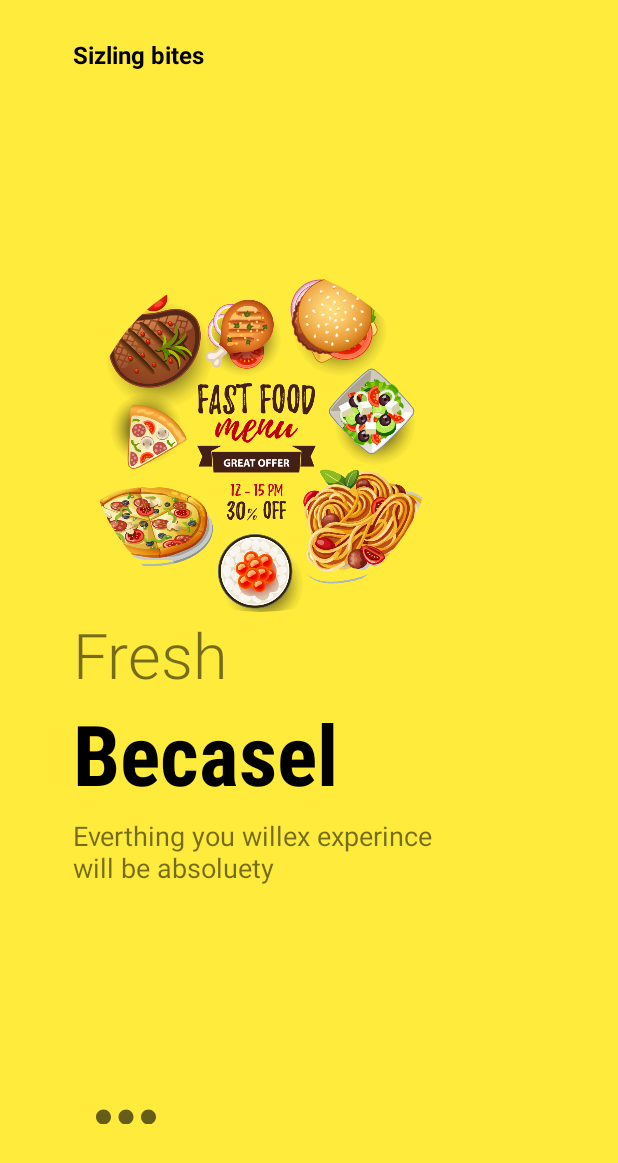
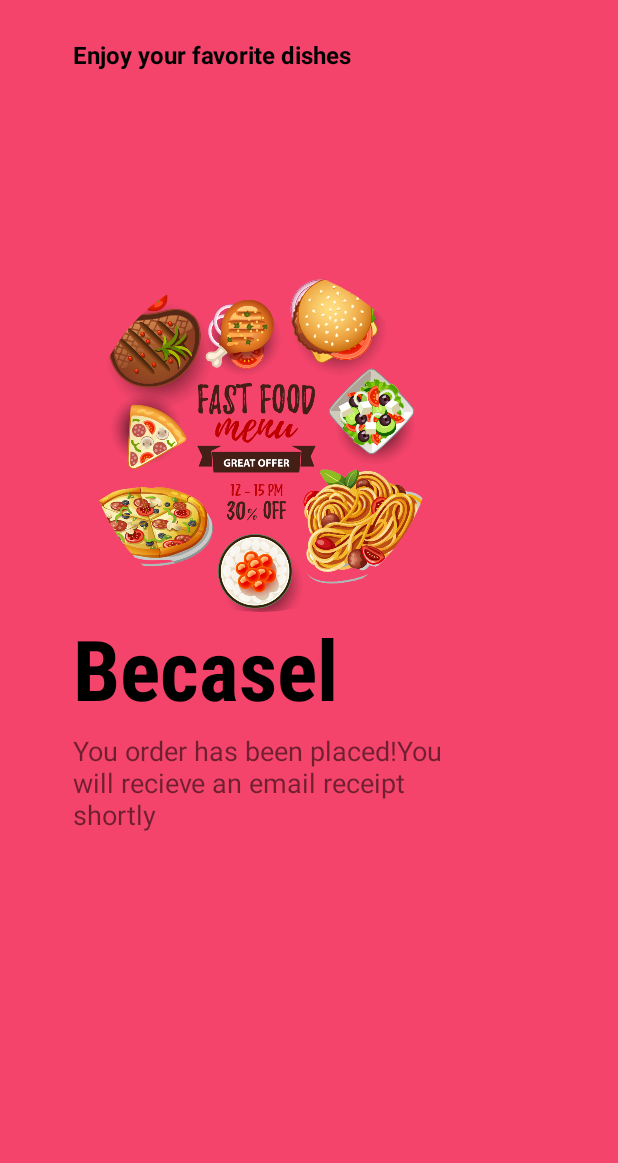
Before and after one commit to AbdurashidovShahzod/Becasel, an Android app: the fragment Fragment2 placed in its activity, on a phone screen of 412 x 824 dp. Shown: the top 1163 px of the screen. Run offline under Robolectric (Android 15) with nearby library versions, the light colour scheme and no system bars; plain views replace LiquidPager, RoundedImageView; 2 statements that could not run were skipped.

Commit message:
Update on boarding screen

```diff
--- a/app/src/main/res/layout/fragment_on_boarding2.xml
+++ b/app/src/main/res/layout/fragment_on_boarding2.xml
@@ -3,13 +3,12 @@
     xmlns:app="http://schemas.android.com/apk/res-auto"
     android:layout_width="match_parent"
     android:layout_height="match_parent"
-    android:background="#FFEB3B">
+    android:background="#F5446C">
 
     <com.makeramen.roundedimageview.RoundedImageView
         android:id="@+id/imageView1"
         android:layout_width="250dp"
         android:layout_height="230dp"
-        app:riv_corner_radius="15dp"
         android:scaleType="centerCrop"
         android:src="@drawable/on_b_2"
         app:layout_constraintBottom_toBottomOf="parent"
@@ -17,14 +16,15 @@
         app:layout_constraintHorizontal_bias=".3"
         app:layout_constraintStart_toStartOf="parent"
         app:layout_constraintTop_toTopOf="parent"
-        app:layout_constraintVertical_bias=".3" />
+        app:layout_constraintVertical_bias=".3"
+        app:riv_corner_radius="15dp" />
 
     <TextView
         android:id="@+id/textView1"
         android:layout_width="wrap_content"
         android:layout_height="wrap_content"
         android:layout_marginTop="25dp"
-        android:text="Sizling bites"
+        android:text="Enjoy your favorite dishes"
         android:textColor="@color/black"
         android:textSize="16sp"
         android:textStyle="bold"
@@ -42,27 +42,14 @@
         android:text="Skip"
         android:textColor="@color/black"
         android:textSize="16sp"
+        android:textStyle="bold"
         android:visibility="invisible"
-        android:textStyle="bold"
         app:layout_constraintBottom_toBottomOf="@id/textView1"
         app:layout_constraintEnd_toEndOf="parent"
         app:layout_constraintHorizontal_bias="1"
         app:layout_constraintStart_toEndOf="@id/textView1"
         app:layout_constraintTop_toTopOf="@id/textView1" />
 
-    <TextView
-        android:id="@+id/textView2"
-        android:layout_width="wrap_content"
-        android:layout_height="wrap_content"
-        android:fontFamily="sans-serif-light"
-        android:text="Fresh"
-        android:textSize="42sp"
-        app:layout_constraintBottom_toBottomOf="parent"
-        app:layout_constraintEnd_toEndOf="parent"
-        app:layout_constraintHorizontal_bias="0"
-        app:layout_constraintStart_toStartOf="@id/imageView1"
-        app:layout_constraintTop_toBottomOf="@id/imageView1"
-        app:layout_constraintVertical_bias="0" />
 
     <TextView
         android:id="@+id/textView3"
@@ -76,8 +63,8 @@
         app:layout_constraintBottom_toBottomOf="parent"
         app:layout_constraintEnd_toEndOf="parent"
         app:layout_constraintHorizontal_bias="0"
-        app:layout_constraintStart_toStartOf="@id/textView2"
-        app:layout_constraintTop_toBottomOf="@id/textView2"
+        app:layout_constraintStart_toStartOf="@id/imageView1"
+        app:layout_constraintTop_toBottomOf="@id/imageView1"
         app:layout_constraintVertical_bias="0" />
 
     <TextView
@@ -85,7 +72,7 @@
         android:layout_width="0dp"
         android:layout_height="0dp"
         android:layout_marginTop="5dp"
-        android:text="Everthing you willex experince will be absoluety"
+        android:text="You order has been placed!You will recieve an email receipt shortly"
         android:textSize="18sp"
         app:layout_constraintBottom_toBottomOf="parent"
         app:layout_constraintEnd_toEndOf="parent"
@@ -105,6 +92,7 @@
         app:layout_constraintBottom_toBottomOf="parent"
         app:layout_constraintEnd_toEndOf="parent"
         app:layout_constraintHorizontal_bias="0"
+        android:visibility="invisible"
         app:layout_constraintStart_toStartOf="@id/textView4"
         app:layout_constraintTop_toBottomOf="@id/textView4"
         app:layout_constraintVertical_bias=".6" />
--- a/app/src/main/res/layout/main_demo_layout.xml
+++ b/app/src/main/res/layout/main_demo_layout.xml
@@ -238,7 +238,7 @@
         android:layout_height="60dp"
         android:layout_alignParentBottom="true"
         android:layout_gravity="bottom"
-        android:background="@color/white"
+        android:background="@drawable/bottom_nav_bg"
         android:backgroundTint="#FFEB3B"
         android:fadingEdge="horizontal"
         android:padding="5dp"
```
Also changed, not shown: app/src/main/res/drawable-v24/bottom_nav_bg.xml (added, +7 -0 lines), app/src/main/res/layout/fragment_on_boarding1.xml (+7 -19 lines), app/src/main/res/layout/fragment_on_boarding3.xml (+8 -22 lines), app/src/main/res/drawable/aaaa.png (deleted).
